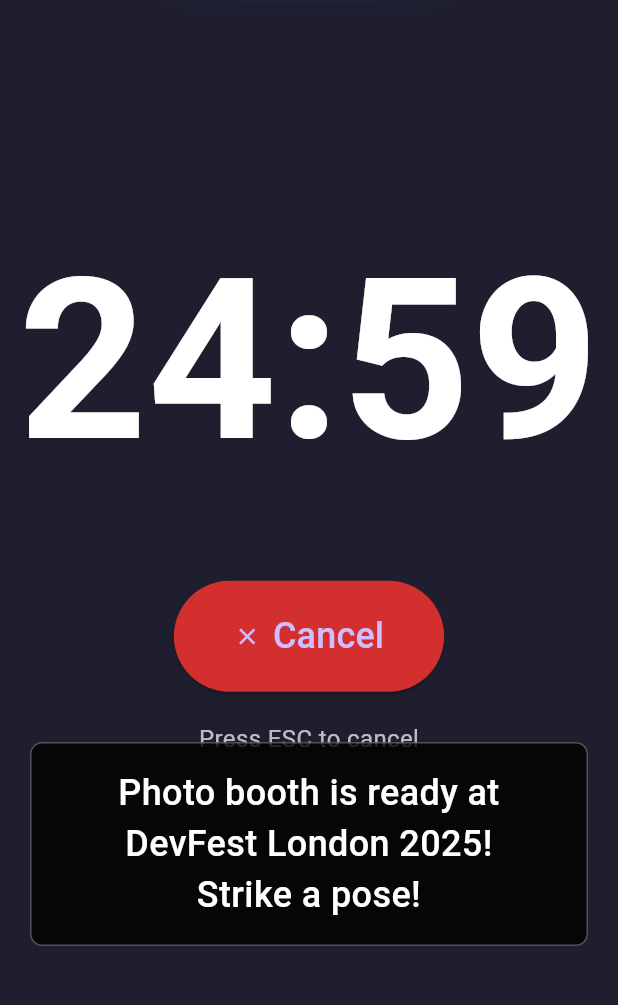
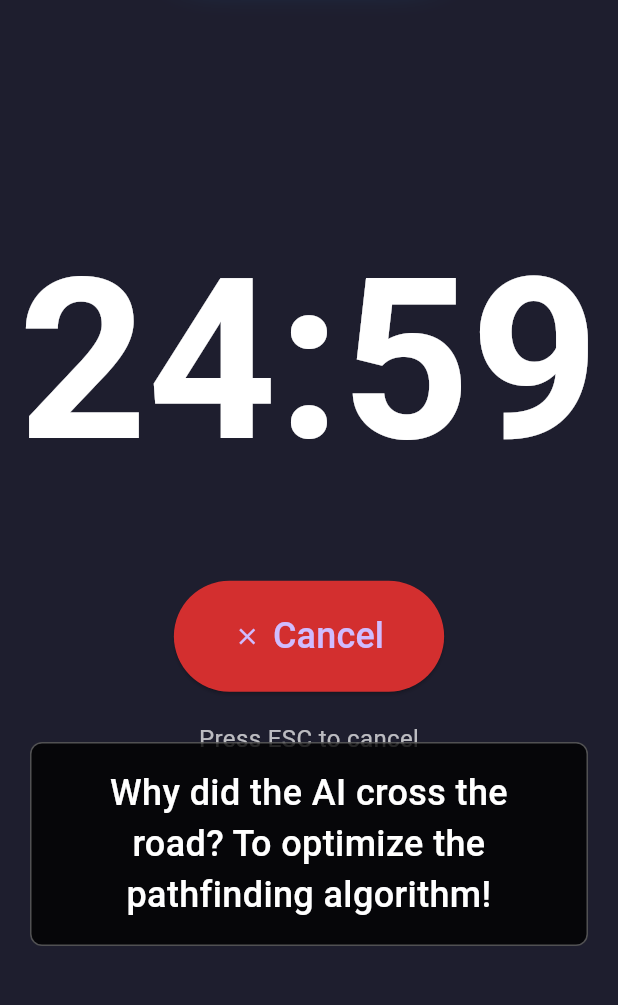
Before and after one commit to sumithpdd/RaPiBot, a Flutter app: the screen it shows after launch, after a tap on the "mic none" icon, after a tap on "Start Pomodoro", on a phone screen of 412 x 824 dp, the part 140-1145 px from its top. Run offline on Flutter 3.47's test engine with Material 3 defaults, Android fonts, the phone set to English and light mode, and no system bars; our stand-ins replace flutter_tts, permission_handler, speech_to_text, video_player; Roboto replaces fonts that are missing (Orbitron).

Commit message:
Fix asset path issues in web build process and enhance mock voice service with AI jokes. Update asset paths in pubspec.yaml, improve build_web.sh to handle double assets/ path, and add functionality to avoid repeating jokes in mock voice service.

```diff
--- a/lib/services/mock_voice_service.dart
+++ b/lib/services/mock_voice_service.dart
@@ -91,6 +91,60 @@ class MockVoiceService {
   ];
 
   final Random _random = Random();
+  String? _lastJoke; // Track last joke to avoid immediate repeats
+
+  // Funny AI jokes for speaking animation and subtitles
+  static final List<String> _aiJokes = [
+    'Why did the AI go to therapy? It had too many neural networks!',
+    'I asked AI to write a joke about itself. It said: "I cannot compute humor, but I can generate 10,000 variations of this sentence."',
+    'What do you call an AI that loves to party? A neural network!',
+    'Why don\'t AIs ever get tired? They\'re always recharging!',
+    'What did the AI say to the human? "I\'m not a robot, I\'m a learning machine... wait, that\'s the same thing!"',
+    'Why did the AI break up with the calculator? It found someone with better algorithms!',
+    'What\'s an AI\'s favorite type of music? Algo-rhythm!',
+    'Why do AIs make terrible comedians? Their jokes are too predictable!',
+    'What do you call an AI that can\'t make decisions? Indecisive Intelligence!',
+    'Why did the AI cross the road? To optimize the pathfinding algorithm!',
+    'What\'s an AI\'s favorite game? Hide and seek... but it always finds you!',
+    'Why don\'t AIs play hide and seek? Because good luck hiding when you have pattern recognition!',
+    'What did one AI say to the other? "Let\'s network!"',
+    'Why are AIs so good at math? They never forget to carry the one... or the zero!',
+    'What\'s an AI\'s favorite snack? Byte-sized cookies!',
+    'Why did the AI become a gardener? It wanted to work with neural networks!',
+    'What do you call a sleeping AI? A deep learning machine!',
+    'Why did the AI get kicked out of the library? It kept returning books before they were due!',
+    'What\'s an AI\'s favorite programming language? Python... obviously!',
+    'Why don\'t AIs ever get lost? They always know their coordinates!',
+    'What did the AI say when it won the lottery? "I calculated this probability was 0.0001%!"',
+    'Why are AIs so polite? They always say "please" and "thank you" in their error messages!',
+    'What\'s an AI\'s favorite sport? Data processing!',
+    'Why did the AI go to art school? To learn how to draw better conclusions!',
+    'What do you call an AI that tells bad jokes? A neural network with low humor weights!',
+    'Why did the AI refuse to play chess? It said "I\'ve already calculated all possible moves... checkmate!"',
+    'What\'s an AI\'s favorite movie? The Matrix... wait, that\'s too on the nose!',
+    'Why do AIs make great friends? They never forget your birthday... or anything else!',
+    'What did the AI say to the broken computer? "Have you tried turning yourself off and on again?"',
+    'Why are AIs terrible at keeping secrets? They always leak information in their logs!',
+  ];
+
+  /// Get a random AI joke (ensures different from last one)
+  String getRandomAiJoke() {
+    String joke;
+
+    // If we have a last joke and there are multiple jokes, avoid repeating it
+    if (_lastJoke != null && _aiJokes.length > 1) {
+      // Pick a random joke that's different from the last one
+      do {
+        joke = _aiJokes[_random.nextInt(_aiJokes.length)];
+      } while (joke == _lastJoke);
+    } else {
+      // First joke or only one joke available
+      joke = _aiJokes[_random.nextInt(_aiJokes.length)];
+    }
+
+    _lastJoke = joke;
+    return joke;
+  }
 
   /// Initialize mock voice service (always succeeds)
   Future<bool> initialize() async {
@@ -196,14 +250,18 @@ class MockVoiceService {
     }
 
     _isSpeaking = true;
-    _currentSpeechText = text;
 
-    // Trigger speaking animation IMMEDIATELY
-    onSpeakingStateChanged?.call(true, text);
-    debugPrint('[MockVoiceService] 🗣️ Speaking (mock): "$text"');
+    // Replace text with a random AI joke for fun!
+    final jokeText = getRandomAiJoke();
+    _currentSpeechText = jokeText;
 
-    // Simulate speech duration based on text length (minimum 3 seconds for demo)
-    final baseDuration = (text.length * 60).clamp(3000, 15000);
+    // Trigger speaking animation IMMEDIATELY with the joke
+    onSpeakingStateChanged?.call(true, jokeText);
+    debugPrint('[MockVoiceService] 🗣️ Speaking (mock): "$jokeText"');
+    debugPrint('[MockVoiceService]   Original text was: "$text"');
+
+    // Simulate speech duration based on joke length (minimum 3 seconds for demo)
+    final baseDuration = (jokeText.length * 60).clamp(3000, 15000);
     final duration = Duration(milliseconds: baseDuration);
 
     debugPrint('[MockVoiceService]   Duration: ${duration.inSeconds}s');
--- a/lib/widgets/video_player_widget.dart
+++ b/lib/widgets/video_player_widget.dart
@@ -32,25 +32,23 @@ class _VideoPlayerWidgetState extends State<VideoPlayerWidget> {
     if (kIsWeb) {
       // For web, use network URL
       // widget.videoPath is "assets/animations/blink.mp4"
-      // Flutter web on Raspberry Pi copies to build/web/assets/assets/animations/ (double assets!)
-      // So URL must be "/assets/assets/animations/blink.mp4" to match actual build output
+      // Flutter web copies to build/web/assets/animations/ (single assets)
+      // So URL should be "/assets/animations/blink.mp4"
       final baseUrl = Uri.base.origin;
 
       // Remove any leading slash from videoSource
       videoSource = videoSource.replaceFirst(RegExp(r'^/'), '');
 
-      // Flutter web duplicates "assets/" prefix on some platforms
+      // For web, Flutter serves assets from /assets/ root
       // videoSource is "assets/animations/blink.mp4"
-      // Build output is at: build/web/assets/assets/animations/blink.mp4
-      // So URL needs: /assets/assets/animations/blink.mp4
-      // We add an extra "assets/" prefix to match the build output
-      final fullUrl = '$baseUrl/assets/$videoSource';
+      // URL should be: /assets/animations/blink.mp4 (single assets)
+      final fullUrl = '$baseUrl/$videoSource';
 
       debugPrint('[VideoPlayer] Web: Original path: ${widget.videoPath}');
       debugPrint('[VideoPlayer] Web: Base URL: $baseUrl');
       debugPrint('[VideoPlayer] Web: Video source: $videoSource');
       debugPrint('[VideoPlayer] Web: Using network URL: $fullUrl');
-      debugPrint('[VideoPlayer] Web: Expected file location: build/web/assets/$videoSource');
+      debugPrint('[VideoPlayer] Web: Expected file location: build/web/$videoSource');
       _controller = VideoPlayerController.networkUrl(Uri.parse(fullUrl));
     } else {
       // For native platforms, use asset controller
@@ -118,8 +116,8 @@ class _VideoPlayerWidgetState extends State<VideoPlayerWidget> {
         // Remove any leading slash from videoSource
         videoSource = videoSource.replaceFirst(RegExp(r'^/'), '');
 
-        // Flutter web duplicates "assets/" prefix, so add it to match build output
-        final fullUrl = '$baseUrl/assets/$videoSource';
+        // For web, Flutter serves assets from /assets/ root (single assets)
+        final fullUrl = '$baseUrl/$videoSource';
 
         _controller = VideoPlayerController.networkUrl(Uri.parse(fullUrl));
       } else {
--- a/pubspec.yaml
+++ b/pubspec.yaml
@@ -28,4 +28,8 @@ flutter:
   uses-material-design: true
 
   assets:
-    - assets/animations/
+    - assets/animations/blink.mp4
+    - assets/animations/speaking.mp4
+    - assets/animations/yellow.mp4
+    - assets/animations/red.mp4
+    - assets/animations/black.mp4
```
Also changed, not shown: 1 other file.
